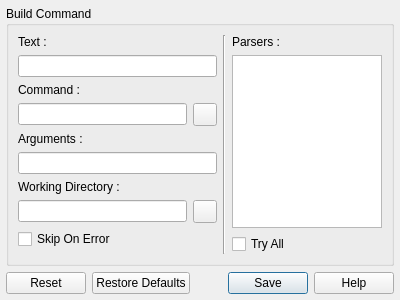
The window that v2/branches/newxup/monkey/src/pluginsmanager/ui/UICLIToolSettings.ui (testmana2/mks) describes before a commit, drawn with Qt 5.
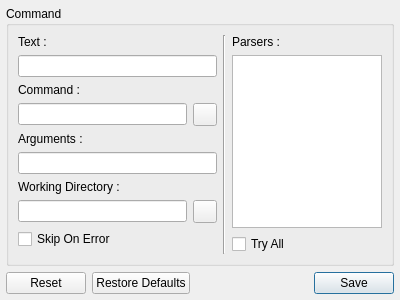
The same window after the commit. Icons and pictures are not drawn.

Commit message: Update some label's text and remove help button.

```diff
--- a/v2/branches/newxup/monkey/src/pluginsmanager/ui/UICLIToolSettings.ui
+++ b/v2/branches/newxup/monkey/src/pluginsmanager/ui/UICLIToolSettings.ui
@@ -23,7 +23,7 @@
    <item>
     <widget class="QGroupBox" name="gbBuildCommand">
      <property name="title">
-      <string>Build Command</string>
+      <string>Command</string>
      </property>
      <layout class="QHBoxLayout" name="horizontaLayut">
       <item>
@@ -162,7 +162,7 @@
    <item>
     <widget class="QDialogButtonBox" name="dbbButtons">
      <property name="standardButtons">
-      <set>QDialogButtonBox::Help|QDialogButtonBox::Reset|QDialogButtonBox::RestoreDefaults|QDialogButtonBox::Save</set>
+      <set>QDialogButtonBox::Reset|QDialogButtonBox::RestoreDefaults|QDialogButtonBox::Save</set>
      </property>
     </widget>
    </item>
```
